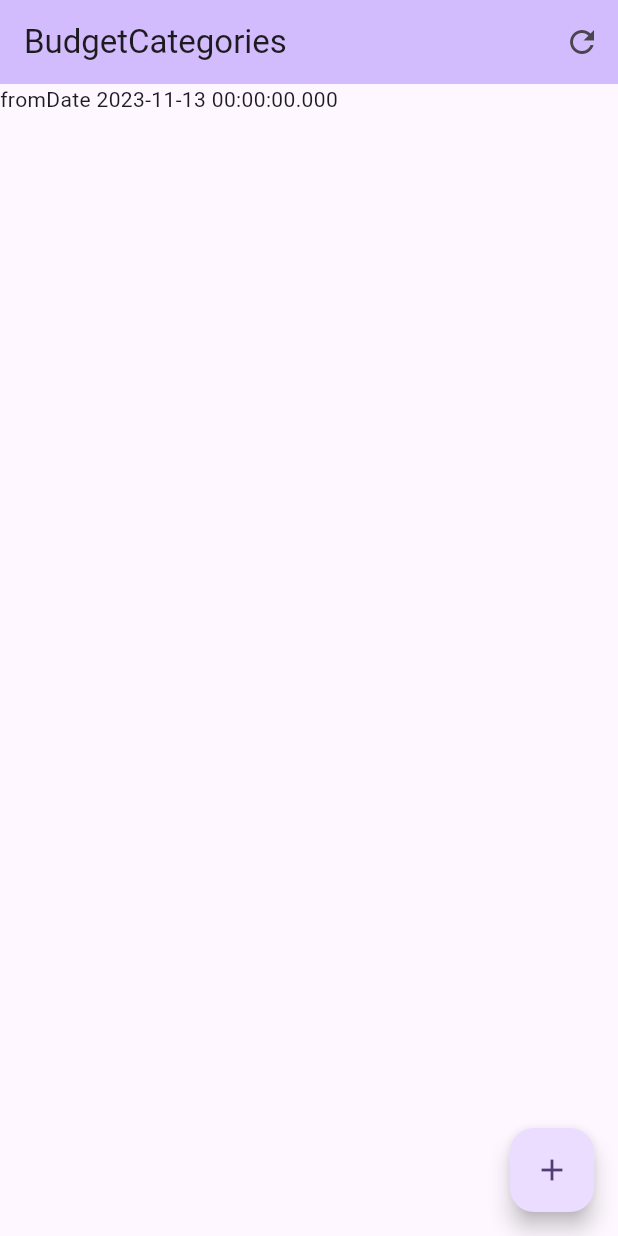
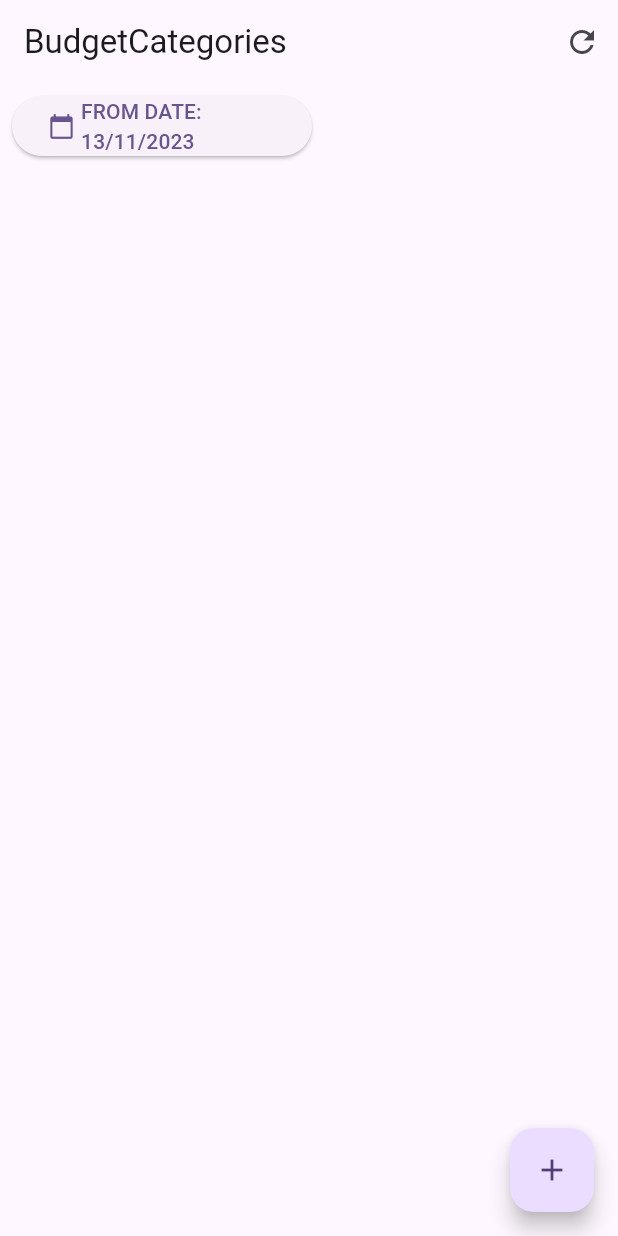
Before and after one commit to h4j4x/budgi, a Flutter app: the screen it shows after launch, on a phone screen of 412 x 824 dp. Run offline on Flutter 3.47's test engine with Material 2 defaults, Android fonts, the light colour scheme and no system bars; our stand-ins replace get_it, jiffy.

Commit message:
date input

```diff
--- a/lib/page/budget_categories.dart
+++ b/lib/page/budget_categories.dart
@@ -41,7 +41,6 @@ class _BudgetCategoriesPageState extends State<BudgetCategoriesPage> {
 
   PreferredSizeWidget appBar() {
     return AppBar(
-      backgroundColor: Theme.of(context).colorScheme.inversePrimary,
       title: const Text('BudgetCategories'), // TODO
       actions: [
         IconButton(
--- a/lib/util/datetime.dart
+++ b/lib/util/datetime.dart
@@ -1,3 +1,5 @@
+import 'package:jiffy/jiffy.dart';
+
 extension DateTimeExtension on DateTime {
   DateTime atStartOfDay() {
     return copyWith(
@@ -8,4 +10,8 @@ extension DateTimeExtension on DateTime {
       microsecond: 0,
     );
   }
+
+  String toStringFormatted(String pattern) {
+    return Jiffy.parseFromDateTime(this).format(pattern: pattern);
+  }
 }
--- a/lib/widget/budget_category_list.dart
+++ b/lib/widget/budget_category_list.dart
@@ -1,10 +1,12 @@
 import 'package:budgi/model/budget_category.dart';
+import 'package:budgi/widget/common/max_width.dart';
 import 'package:budgi/widget/common/responsive.dart';
 import 'package:flutter/material.dart';
 
 import '../di.dart';
 import '../model/crud_handler.dart';
 import '../model/item_action.dart';
+import 'common/date_input.dart';
 
 class BudgetCategoryList extends StatefulWidget {
   final DateTime fromDate;
@@ -91,10 +93,20 @@ class _BudgetCategoryListState extends State<BudgetCategoryList> {
   }
 
   Widget toolBar() {
-    return Row(
-      children: [
-        Text('fromDate ${widget.fromDate}'),
-      ],
+    return Padding(
+      padding: const EdgeInsets.symmetric(vertical: 4, horizontal: 8),
+      child: Row(
+        children: [
+          MaxWidthWidget(
+            maxWidth: 200,
+            child: DateInputWidget(
+              label: 'FROM DATE', // TODO
+              value: widget.fromDate,
+              onChange: widget.onFromDateChange,
+            ),
+          ),
+        ],
+      ),
     );
   }
 
--- /dev/null
+++ b/lib/widget/common/date_input.dart
@@ -0,0 +1,56 @@
+import 'package:budgi/util/datetime.dart';
+import 'package:flutter/material.dart';
+
+class DateInputWidget extends StatelessWidget {
+  final DateTime value;
+  final String? label;
+  final String pattern;
+  final Function(DateTime) onChange;
+
+  const DateInputWidget({
+    super.key,
+    required this.value,
+    this.label,
+    this.pattern = 'dd/MM/yyyy',
+    required this.onChange,
+  });
+
+  String get text {
+    String prefix = '';
+    if (label != null) {
+      prefix = '$label: ';
+    }
+    return '$prefix ${value.toStringFormatted(pattern)}';
+  }
+
+  @override
+  Widget build(BuildContext context) {
+    return ElevatedButton(
+      onPressed: () async {
+        final now = DateTime.now();
+        final selected = await showDatePicker(
+          context: context,
+          initialDate: value,
+          firstDate: DateTime(now.year - 1),
+          lastDate: now,
+        );
+        if (selected != null) {
+          onChange(selected);
+        }
+      },
+      child: Row(
+        children: [
+          const Padding(
+            padding: EdgeInsets.only(right: 4),
+            child: Icon(Icons.calendar_today),
+          ),
+          Expanded(
+            child: Center(
+              child: Text(text),
+            ),
+          ),
+        ],
+      ),
+    );
+  }
+}
--- a/pubspec.yaml
+++ b/pubspec.yaml
@@ -12,6 +12,7 @@ dependencies:
     sdk: flutter
   cupertino_icons: ^1.0.2
   get_it: ^7.6.4
+  jiffy: ^6.2.1
 
 dev_dependencies:
   flutter_test:
```
Also changed, not shown: pubspec.lock.
